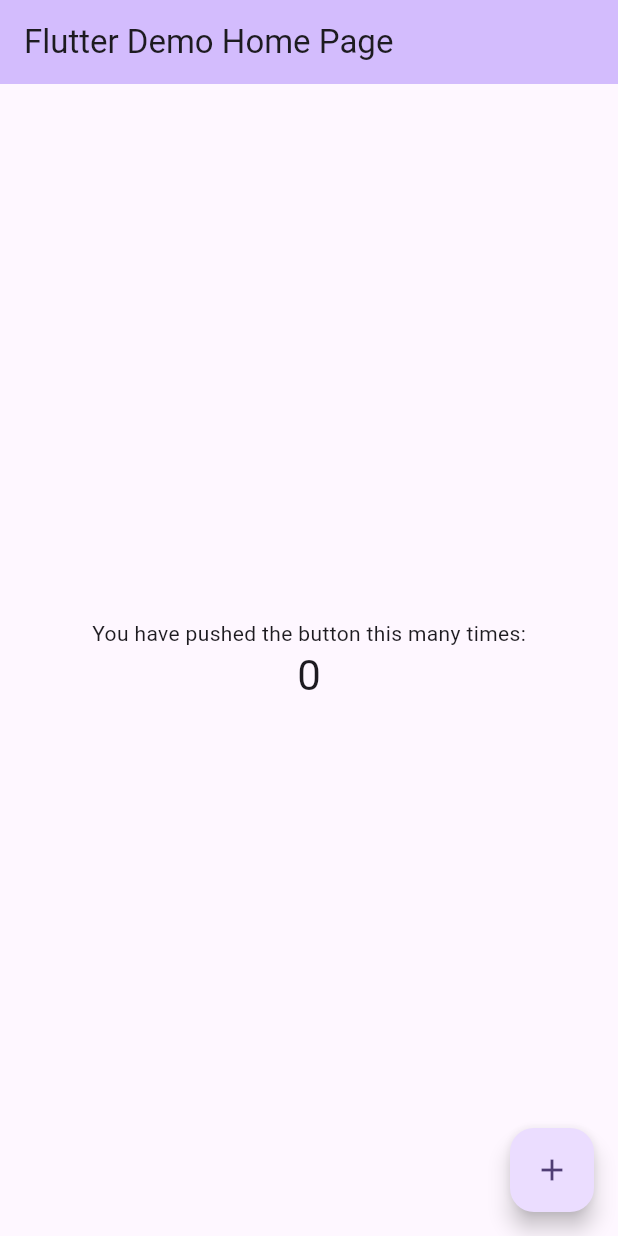
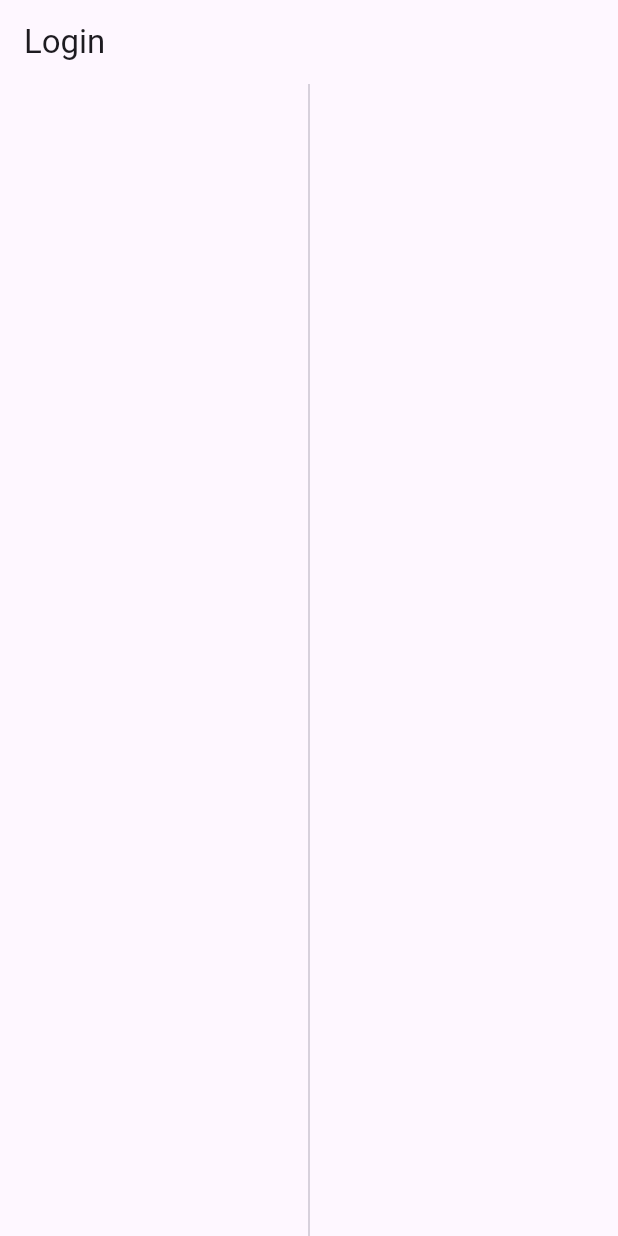
Before and after one commit to Khanin-devmode/finmaker, a Flutter app: the screen it shows after launch, on a phone screen of 412 x 824 dp. Run offline on Flutter 3.47's test engine with Material 3 defaults, Android fonts, the phone set to English and light mode, and no system bars.

Commit message:
start login page

```diff
--- /dev/null
+++ b/lib/features/login/presentation/login_page.dart
@@ -0,0 +1,22 @@
+import 'package:flutter/material.dart';
+
+class LoginPage extends StatefulWidget {
+  const LoginPage({super.key});
+
+  @override
+  State<LoginPage> createState() => _LoginPageState();
+}
+
+class _LoginPageState extends State<LoginPage> {
+  @override
+  Widget build(BuildContext context) {
+    return Scaffold(
+      appBar: AppBar(
+        title: const Text('Login'),
+      ),
+      body: const Center(
+        child: VerticalDivider(),
+      ),
+    );
+  }
+}
--- a/lib/main.dart
+++ b/lib/main.dart
@@ -1,3 +1,4 @@
+import 'package:finmaker/features/login/presentation/login_page.dart';
 import 'package:flutter/material.dart';
 
 void main() {
@@ -12,58 +13,9 @@ class MyApp extends StatelessWidget {
     return MaterialApp(
       title: 'Flutter Demo',
       theme: ThemeData(
-        colorScheme: ColorScheme.fromSeed(seedColor: Colors.deepPurple),
         useMaterial3: true,
       ),
-      home: const MyHomePage(title: 'Flutter Demo Home Page'),
+      home: const LoginPage(),
     );
   }
 }
-
-class MyHomePage extends StatefulWidget {
-  const MyHomePage({super.key, required this.title});
-
-  final String title;
-
-  @override
-  State<MyHomePage> createState() => _MyHomePageState();
-}
-
-class _MyHomePageState extends State<MyHomePage> {
-  int _counter = 0;
-
-  void _incrementCounter() {
-    setState(() {
-      _counter++;
-    });
-  }
-
-  @override
-  Widget build(BuildContext context) {
-    return Scaffold(
-      appBar: AppBar(
-        backgroundColor: Theme.of(context).colorScheme.inversePrimary,
-        title: Text(widget.title),
-      ),
-      body: Center(
-        child: Column(
-          mainAxisAlignment: MainAxisAlignment.center,
-          children: <Widget>[
-            const Text(
-              'You have pushed the button this many times:',
-            ),
-            Text(
-              '$_counter',
-              style: Theme.of(context).textTheme.headlineMedium,
-            ),
-          ],
-        ),
-      ),
-      floatingActionButton: FloatingActionButton(
-        onPressed: _incrementCounter,
-        tooltip: 'Increment',
-        child: const Icon(Icons.add),
-      ),
-    );
-  }
-}
```
